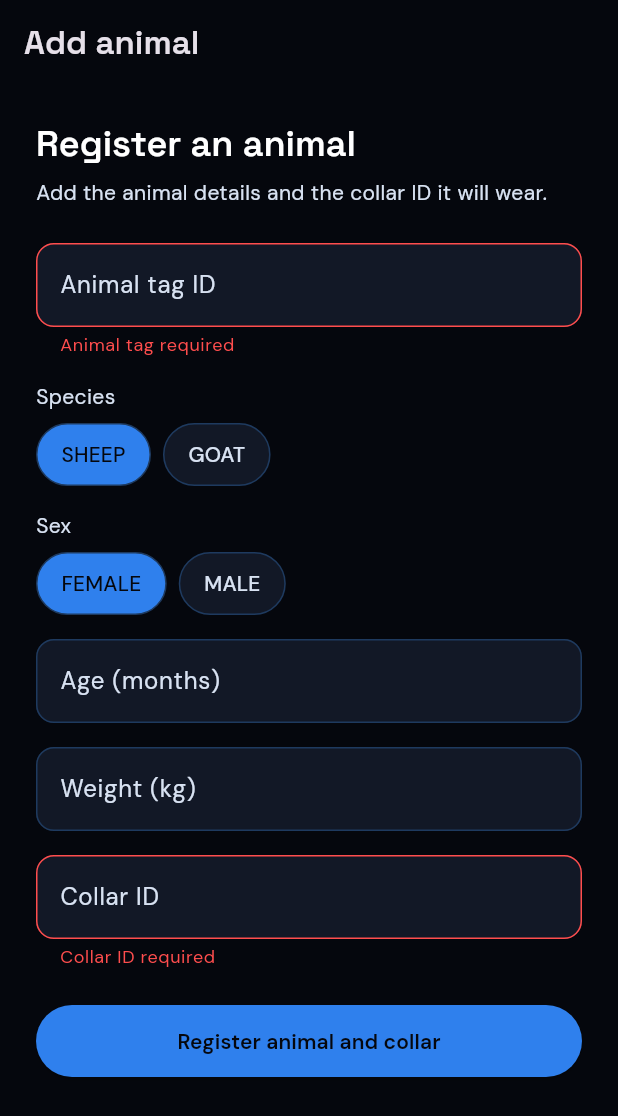
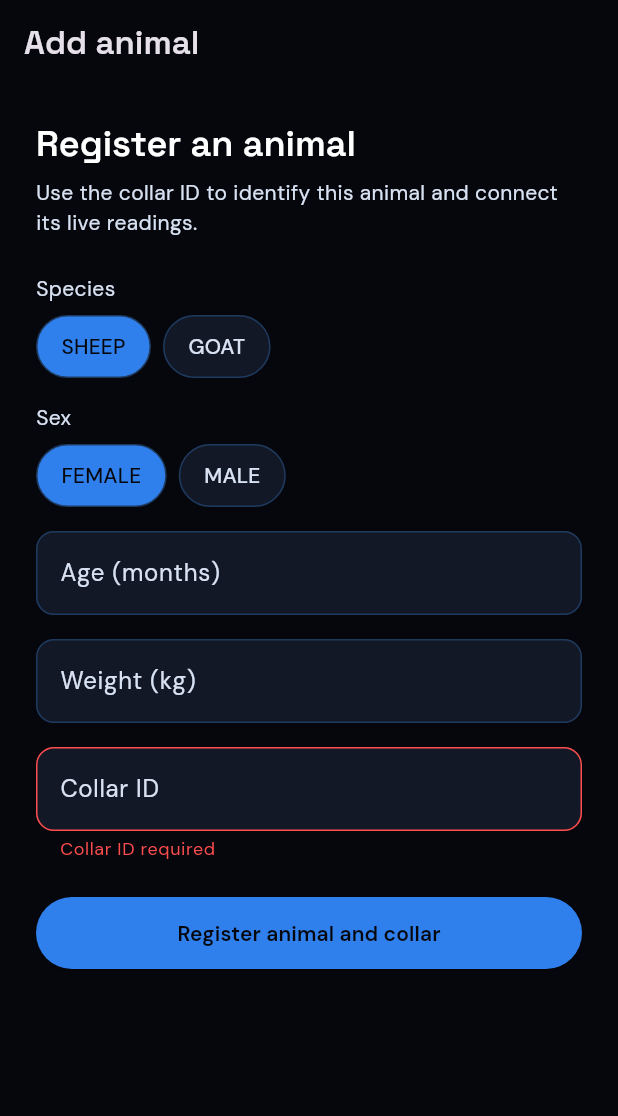
Before and after one commit to Tron-J/smart_collar_app, a Flutter app: the AddAnimalScreen screen opened by its route, after a tap on "Register animal and collar", on a phone screen of 412 x 824 dp. Shown: the top 1116 px of the screen. Run offline on Flutter 3.47's test engine with Material 3 defaults, Android fonts, the phone set to English and light mode, and no system bars; our stand-ins replace dio, fl_chart, flutter_riverpod, flutter_secure_storage, freezed_annotation, go_router and 6 more; accounts and stored records are empty.

Commit message:
error fixed from collar pair

```diff
--- a/lib/features/dashboard/presentation/dashboard_screen.dart
+++ b/lib/features/dashboard/presentation/dashboard_screen.dart
@@ -173,7 +173,7 @@ class _DashboardHeader extends StatelessWidget {
             color: kAccentPrimary,
             shape: BoxShape.circle,
           ),
-          child: const Icon(Icons.pets_rounded, color: kTextPrimary),
+          child: const Icon(Icons.memory_rounded, color: kTextPrimary),
         ),
         const SizedBox(width: 12),
         Expanded(
@@ -361,7 +361,7 @@ class _ConnectCollarGuideCard extends StatelessWidget {
                     ),
                     const SizedBox(height: 4),
                     Text(
-                      'Your farm is ready. Add one animal and pair its collar to start seeing readings.',
+                      'Your farm is ready. Register an animal with its collar ID to start seeing readings.',
                       style: Theme.of(
                         context,
                       ).textTheme.bodySmall?.copyWith(color: kTextSecond),
@@ -379,7 +379,7 @@ class _ConnectCollarGuideCard extends StatelessWidget {
           const _GuideStep(
             index: '2',
             text:
-                'Create the animal profile with its tag, species, sex, age, and weight.',
+                'Add the animal details and use its collar ID as the identifier.',
           ),
           const _GuideStep(
             index: '3',
--- a/lib/features/herd/presentation/animal_detail_screen.dart
+++ b/lib/features/herd/presentation/animal_detail_screen.dart
@@ -19,7 +19,7 @@ class AnimalDetailScreen extends ConsumerWidget {
       padding: const EdgeInsets.all(20),
       children: [
         Text(
-          'Animal detail',
+          'Collar animal detail',
           style: Theme.of(context).textTheme.headlineMedium,
         ),
         const SizedBox(height: 16),
--- a/lib/features/herd/presentation/herd_screen.dart
+++ b/lib/features/herd/presentation/herd_screen.dart
@@ -27,7 +27,7 @@ class _HerdScreenState extends ConsumerState<HerdScreen> {
         Text('Herd', style: Theme.of(context).textTheme.headlineMedium),
         const SizedBox(height: 6),
         Text(
-          'Search and manage monitored animals.',
+          'Search and manage animals by collar ID.',
           style: Theme.of(
             context,
           ).textTheme.bodyMedium?.copyWith(color: kTextSecond),
@@ -36,7 +36,7 @@ class _HerdScreenState extends ConsumerState<HerdScreen> {
         TextField(
           decoration: const InputDecoration(
             prefixIcon: Icon(Icons.search),
-            hintText: 'Search tag or species',
+            hintText: 'Search collar ID or species',
           ),
           onChanged: (value) => setState(() => _query = value.toLowerCase()),
         ),
--- a/lib/features/onboarding/data/onboarding_repository.dart
+++ b/lib/features/onboarding/data/onboarding_repository.dart
@@ -70,7 +70,6 @@ class OnboardingRepository {
 
   Future<AnimalCollarRegistration> createAnimalWithCollar({
     required String farmId,
-    required String animalTag,
     required String species,
     required String sex,
     int? ageMonths,
@@ -79,7 +78,6 @@ class OnboardingRepository {
   }) async {
     try {
       final payload = <String, dynamic>{
-        'animal_tag': animalTag.trim(),
         'species': species,
         'sex': sex,
         'device_id': deviceId.trim(),
--- a/lib/features/onboarding/presentation/add_animal_screen.dart
+++ b/lib/features/onboarding/presentation/add_animal_screen.dart
@@ -18,7 +18,6 @@ class AddAnimalScreen extends ConsumerStatefulWidget {
 
 class _AddAnimalScreenState extends ConsumerState<AddAnimalScreen> {
   final _formKey = GlobalKey<FormState>();
-  final _tagController = TextEditingController();
   final _ageController = TextEditingController();
   final _weightController = TextEditingController();
   final _deviceIdController = TextEditingController();
@@ -37,7 +36,6 @@ class _AddAnimalScreenState extends ConsumerState<AddAnimalScreen> {
 
   @override
   void dispose() {
-    _tagController.dispose();
     _ageController.dispose();
     _weightController.dispose();
     _deviceIdController.dispose();
@@ -70,20 +68,12 @@ class _AddAnimalScreenState extends ConsumerState<AddAnimalScreen> {
                 ),
                 const SizedBox(height: 6),
                 Text(
-                  'Add the animal details and the collar ID it will wear.',
+                  'Use the collar ID to identify this animal and connect its live readings.',
                   style: Theme.of(
                     context,
                   ).textTheme.bodyMedium?.copyWith(color: kTextSecond),
                 ),
                 const SizedBox(height: 24),
-                TextFormField(
-                  controller: _tagController,
-                  decoration: const InputDecoration(labelText: 'Animal tag ID'),
-                  validator: (value) => value == null || value.isEmpty
-                      ? 'Animal tag required'
-                      : null,
-                ),
-                const SizedBox(height: 16),
                 _SegmentedRow(
                   label: 'Species',
                   value: _species,
@@ -141,7 +131,6 @@ class _AddAnimalScreenState extends ConsumerState<AddAnimalScreen> {
                               await ref
                                   .read(onboardingControllerProvider.notifier)
                                   .createAnimalWithCollar(
-                                    animalTag: _tagController.text,
                                     species: _species,
                                     sex: _sex,
                                     ageMonths: int.tryParse(
--- a/lib/features/onboarding/presentation/setup_complete_screen.dart
+++ b/lib/features/onboarding/presentation/setup_complete_screen.dart
@@ -45,10 +45,6 @@ class SetupCompleteScreen extends ConsumerWidget {
             _SummaryRow(
               label: 'Farm',
               value: state?.farm?.name ?? 'Current farm',
-            ),
-            _SummaryRow(
-              label: 'Animal tag',
-              value: state?.animal?.animalTag ?? 'Registered animal',
             ),
             _SummaryRow(
               label: 'Collar ID',
--- a/lib/features/onboarding/providers/onboarding_provider.dart
+++ b/lib/features/onboarding/providers/onboarding_provider.dart
@@ -111,7 +111,6 @@ class OnboardingController extends StateNotifier<AsyncValue<OnboardingState>> {
   }
 
   Future<AnimalCollarRegistration> createAnimalWithCollar({
-    required String animalTag,
     required String species,
     required String sex,
     int? ageMonths,
@@ -129,7 +128,6 @@ class OnboardingController extends StateNotifier<AsyncValue<OnboardingState>> {
     try {
       final registration = await _repository.createAnimalWithCollar(
         farmId: farmId,
-        animalTag: animalTag,
         species: species,
         sex: sex,
         ageMonths: ageMonths,
```
Also changed, not shown: 1 other file.
